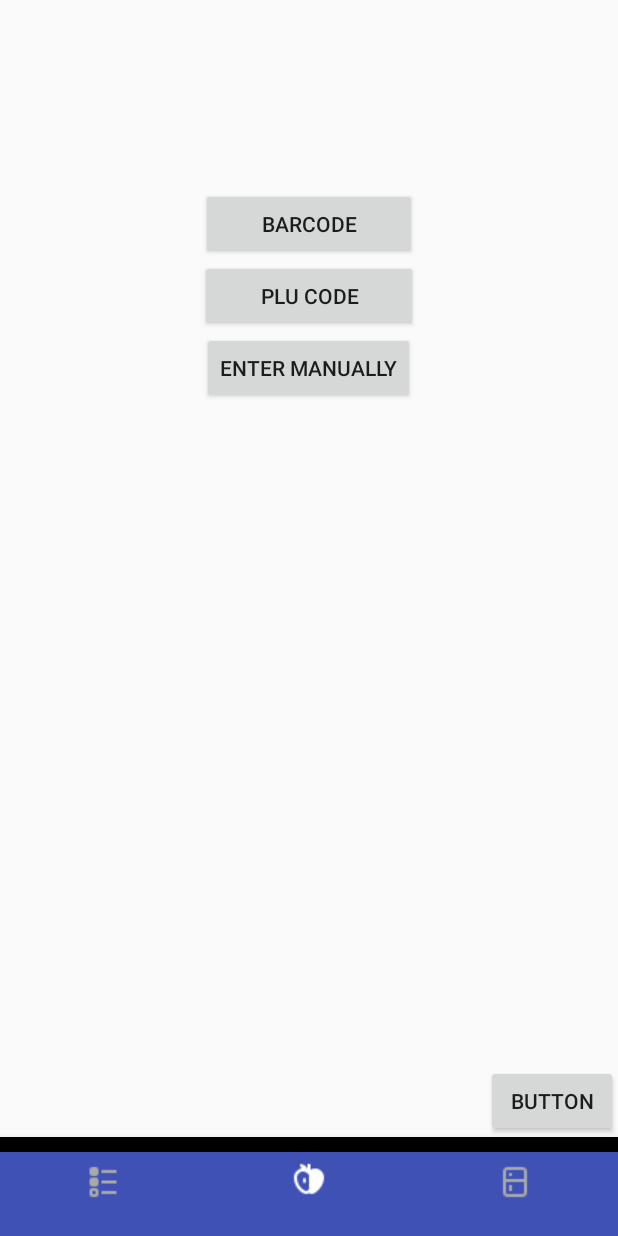
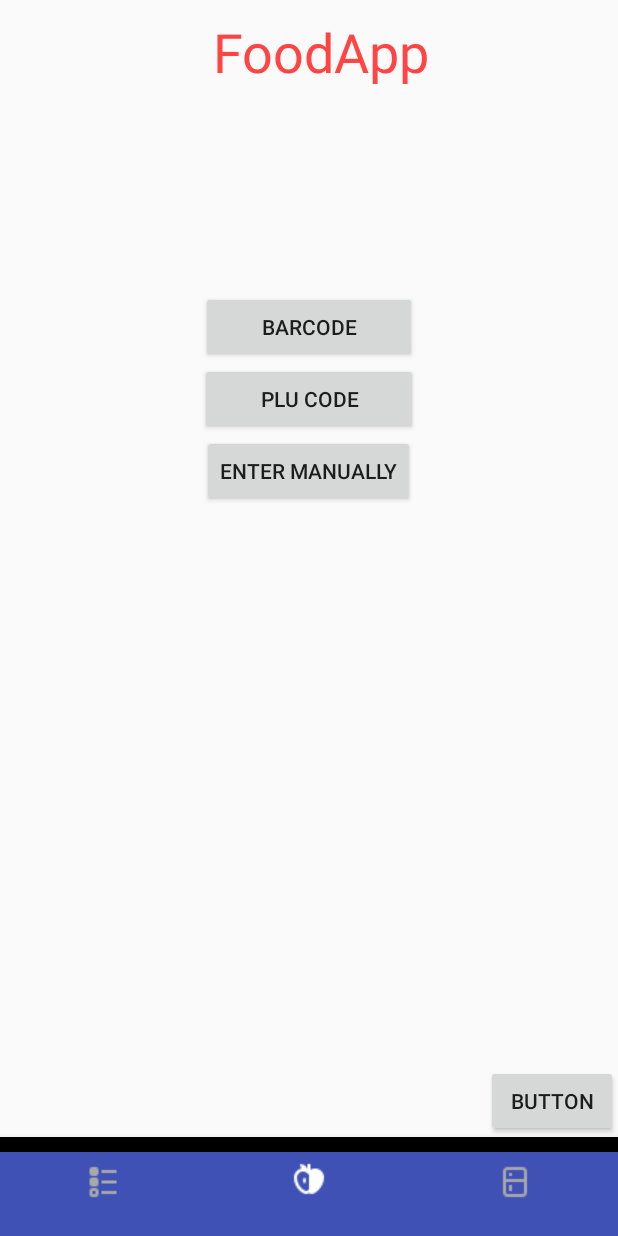
Before and after one commit to TheOscars2/FoodApp, an Android app: the screen it shows after launch (HomeActivity), item 2 of the bottom bar chosen, on a phone screen of 412 x 824 dp. Run offline under Robolectric (Android 15) with nearby library versions, the light colour scheme and no system bars; pictures from the network do not load.

Commit message:
Fridge & recipe view ready for MVP

```diff
--- a/app/build.gradle
+++ b/app/build.gradle
@@ -32,7 +32,10 @@ dependencies {
     implementation 'com.android.support:design:27.1.0'
     implementation 'com.android.support:recyclerview-v7:27.0.0-alpha3'
     //Glide
-    implementation 'com.github.bumptech.glide:glide:3.8.0'
+    implementation 'com.github.bumptech.glide:glide:4.7.1'
+    implementation "com.android.support:cardview-v7:27.1.1"
+    implementation "com.android.support:palette-v7"
+
     implementation 'com.android.support:design:27.1.0'
     implementation 'com.android.support:support-v4:27.1.1'
 }
--- a/app/src/main/java/me/ivg2/foodapp/Model/Recipe.java
+++ b/app/src/main/java/me/ivg2/foodapp/Model/Recipe.java
@@ -11,6 +11,7 @@ public class Recipe {
     //different units- min v hour
     private int cookTimeHours;
     private int cookTimeMinutes;
+    private String cookTime = "";
     private Bitmap imageBitmap;
 
     //The format of these two variables is unknown
@@ -43,11 +44,22 @@ public class Recipe {
         cookTimeMinutes = 0;
     }
 
+    private String formatTime(int minutes, int hours) {
+        if (hours > 0 && hours!=0) {
+            cookTime += hours + "h ";
+        }
+
+        if (minutes > 0) {
+            cookTime += minutes + "m ";
+        }
+        return cookTime;
+    }
+
     public Recipe(String name, String source, int cookTimeHours, int cookTimeMinutes) {
         this.name = name;
         this.source = source;
-        this.cookTimeHours = cookTimeHours;
-        this.cookTimeMinutes = cookTimeMinutes;
+        this.cookTime = formatTime(cookTimeMinutes, cookTimeHours);
+
         ingredients = new ArrayList<>();
         instructions = new ArrayList<>();
     }
@@ -88,6 +100,11 @@ public class Recipe {
         return cookTimeMinutes;
     }
 
+    public String getCookTime() {
+        return formatTime(getCookTimeMinutes(),getCookTimeHours());
+    }
+
+
     public void setCookTimeMinutes(int cookTimeMinutes) {
         this.cookTimeMinutes = cookTimeMinutes;
     }
--- a/app/src/main/java/me/ivg2/foodapp/RecipeAdapter.java
+++ b/app/src/main/java/me/ivg2/foodapp/RecipeAdapter.java
@@ -12,6 +12,10 @@ import android.widget.PopupMenu;
 import android.widget.TextView;
 
 import com.bumptech.glide.Glide;
+import com.bumptech.glide.load.resource.bitmap.RoundedCorners;
+
+import com.google.android.gms.fido.fido2.api.common.RequestOptions;
+
 
 import me.ivg2.foodapp.Model.Recipe;
 
@@ -19,7 +23,6 @@ public class RecipeAdapter extends RecyclerView.Adapter<RecipeAdapter.ViewHolder
 
     private RecipeItemRepository recipes;
     Context context;
-
 
     public RecipeAdapter(RecipeItemRepository recipes) {
         this.recipes = recipes;
@@ -65,12 +68,11 @@ public class RecipeAdapter extends RecyclerView.Adapter<RecipeAdapter.ViewHolder
             }
         });
 
+
         Recipe recipe = recipes.get(index);
-
+        holder.tvHourTime.setText(recipe.getCookTime());
         holder.tvRecipeName.setText(recipe.getName());
         holder.tvRecipeSource.setText(recipe.getSource());
-        holder.tvHourTime.setText("" + recipe.getCookTimeHours());
-        holder.tvMinTime.setText("" + recipe.getCookTimeMinutes());
 
         if (recipe.getImageBitmap() != null) {
             holder.ivRecipeImage.setImageBitmap(recipe.getImageBitmap());
@@ -92,7 +94,6 @@ public class RecipeAdapter extends RecyclerView.Adapter<RecipeAdapter.ViewHolder
         ImageView ivRecipeImage;
         TextView tvRecipeName;
         TextView tvHourTime;
-        TextView tvMinTime;
         TextView tvRecipeSource;
         TextView tvOptions;
 
@@ -102,7 +103,6 @@ public class RecipeAdapter extends RecyclerView.Adapter<RecipeAdapter.ViewHolder
             ivRecipeImage = itemView.findViewById(R.id.recipeImage);
             tvRecipeName = itemView.findViewById(R.id.recipeName);
             tvHourTime = itemView.findViewById(R.id.hourTime);
-            tvMinTime = itemView.findViewById(R.id.minTime);
             tvRecipeSource = itemView.findViewById(R.id.recipeSource);
             tvOptions = itemView.findViewById(R.id.options);
 
--- a/app/src/main/res/layout/activity_home.xml
+++ b/app/src/main/res/layout/activity_home.xml
@@ -6,6 +6,28 @@
     android:layout_height="match_parent"
     android:orientation="vertical"
     tools:context=".HomeActivity">
+
+    <android.support.v7.widget.Toolbar
+        android:layout_width="match_parent"
+        android:layout_height="wrap_content"
+        android:layout_weight="1">
+
+        <LinearLayout
+            android:layout_width="match_parent"
+            android:layout_height="wrap_content">
+
+            <TextView
+                android:id="@+id/textView"
+                android:layout_width="match_parent"
+                android:layout_height="wrap_content"
+                android:text="FoodApp"
+                android:textAlignment="center"
+                android:textColor="@android:color/holo_red_light"
+                android:textSize="36sp"
+                android:layout_weight="1"/>
+
+        </LinearLayout>
+    </android.support.v7.widget.Toolbar>
 
     <FrameLayout
         android:id="@+id/homeFragment"
```
Also changed, not shown: app/src/main/res/layout/fragment_recipe.xml (+6 -5 lines), app/src/main/res/layout/item_food.xml (+42 -14 lines), app/src/main/res/layout/item_recipe.xml (+120 -54 lines), app/src/main/res/drawable/user_icon.png (added).
